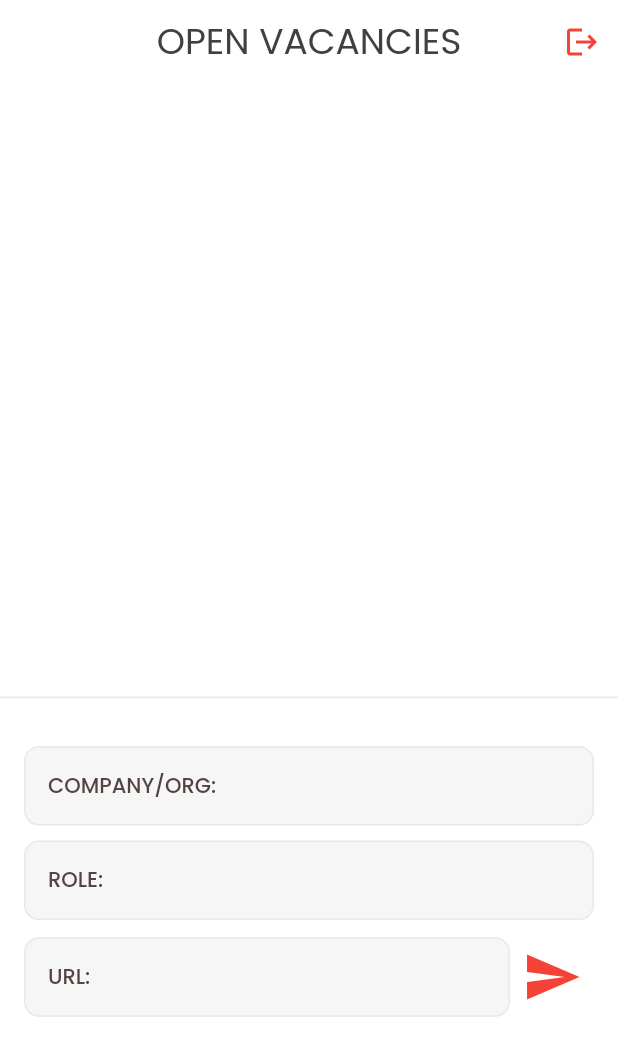
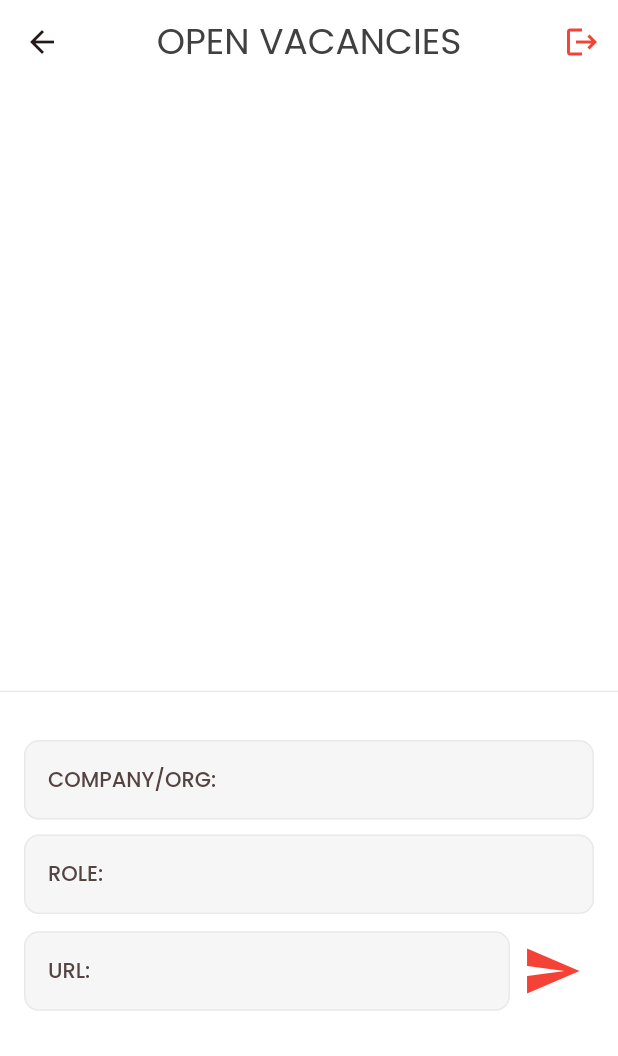
Before and after one commit to MuhammadSabah/Open-Vacancies, a Flutter app: the screen it shows once a user with an empty profile is signed in, on a phone screen of 412 x 824 dp. Shown: the top 1056 px of the screen. Run offline on Flutter 3.47's test engine with Material 2 defaults, Android fonts, the phone set to English and light mode, and no system bars; our stand-ins replace cloud_firestore, firebase_auth, firebase_core, google_fonts; accounts and stored records are empty.

Commit message:
Muhammad adding a back button with navigation.

```diff
--- a/lib/src/screens/loading_screen.dart
+++ b/lib/src/screens/loading_screen.dart
@@ -25,11 +25,11 @@ class _LoadingScreenState extends State<LoadingScreen> {
     final navigator = Navigator.of(context);
     bool result = await userCreateAccountStatus();
     if (result) {
-      navigator.pushReplacement(MaterialPageRoute(
+      navigator.push(MaterialPageRoute(
         builder: (context) => const OpenVacanciesScreen(),
       ));
     } else {
-      navigator.pushReplacement(MaterialPageRoute(
+      navigator.push(MaterialPageRoute(
         builder: (context) => const CreateProfileScreenView(),
       ));
     }
--- a/lib/src/screens/open_vacancies_screen.dart
+++ b/lib/src/screens/open_vacancies_screen.dart
@@ -1,6 +1,7 @@
 import 'package:class_assignment_2/src/firebase/user_auth_dao.dart';
 import 'package:class_assignment_2/src/models/message.dart';
 import 'package:class_assignment_2/src/firebase/message_dao.dart';
+import 'package:class_assignment_2/src/screens/login_screen_view.dart';
 import 'package:class_assignment_2/src/screens/register_screen_view.dart';
 import 'package:class_assignment_2/src/widgets/open_vacancies_bottom_container.dart';
 import 'package:class_assignment_2/src/widgets/message_card.dart';
@@ -40,14 +41,14 @@ class _OpenVacanciesScreenState extends State<OpenVacanciesScreen> {
               SingleChildScrollView(
                 child: Padding(
                   padding: const EdgeInsets.only(
-                    left: 12.0,
-                    right: 12,
+                    left: 6,
+                    right: 6,
                   ),
                   child: Column(
                     crossAxisAlignment: CrossAxisAlignment.center,
                     children: [
                       Padding(
-                        padding: const EdgeInsets.all(16.0).copyWith(bottom: 0),
+                        padding: const EdgeInsets.all(12.0).copyWith(bottom: 0),
                         child: SizedBox(
                           height: MediaQuery.of(context).size.height / 2.1,
                           child: StreamBuilder(
@@ -103,7 +104,14 @@ class _OpenVacanciesScreenState extends State<OpenVacanciesScreen> {
 
   PreferredSizeWidget _buildOpenVacanciesAppBar() {
     return AppBar(
-      leading: null,
+      leading: IconButton(
+        onPressed: () {
+          Navigator.of(context).push(MaterialPageRoute(builder: (context) {
+            return const LoginScreenView();
+          }));
+        },
+        icon: const Icon(Icons.arrow_back),
+      ),
       actions: [
         IconButton(
           onPressed: () {
```
